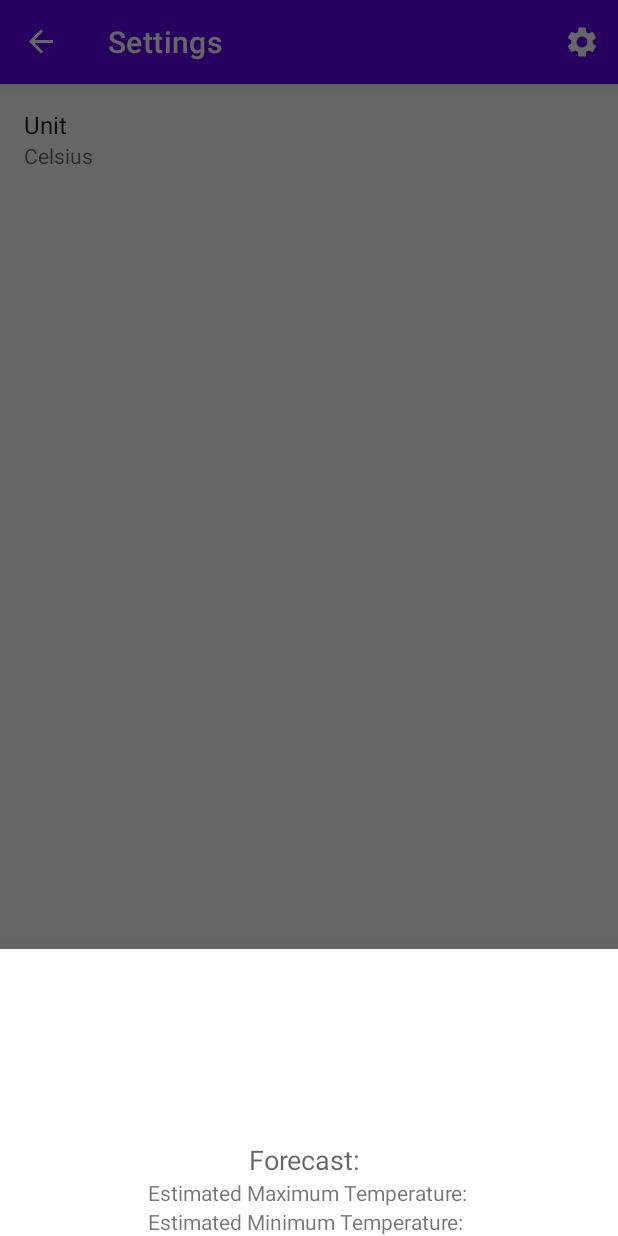
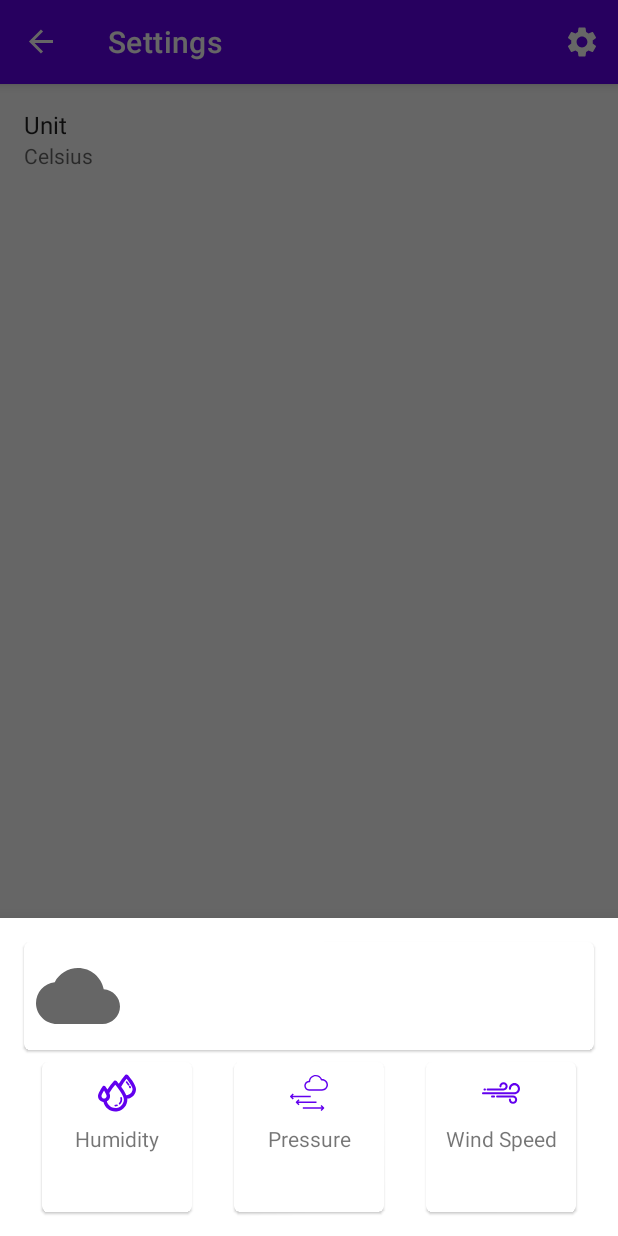
Before and after one commit to rhodeon/WeatherSage, an Android app: the fragment ForecastDetailsFragment placed in its activity, on a phone screen of 412 x 824 dp. Run offline under Robolectric (Android 15) with nearby library versions, the phone set to English and light mode, and no system bars; our stand-ins replace androidx.preference, navigation-ui; pictures from the network do not load; 5 statements that could not run were skipped.

Commit message:
Refactored daily forecast details view extensively.

```diff
--- a/app/src/main/java/com/rhodeon/weathersage/ui/weeklyforecastdetails/ForecastDetailsFragment.kt
+++ b/app/src/main/java/com/rhodeon/weathersage/ui/weeklyforecastdetails/ForecastDetailsFragment.kt
@@ -1,5 +1,6 @@
 package com.rhodeon.weathersage.ui.weeklyforecastdetails
 
+import android.app.Dialog
 import android.os.Bundle
 import android.view.*
 import androidx.core.view.isVisible
@@ -44,28 +45,32 @@ class ForecastDetailsFragment : BottomSheetDialogFragment() {
         super.onViewCreated(view, savedInstanceState)
         val viewStateObserver = Observer<ForecastDetailsViewState> {viewState ->
             // Update the UI
+            val tempView = binding.temperatureView
+            tempView.tempCard.isClickable = false
+
             val maxTemp: String =
                 formatTempOnDisplay(
                     viewState.maxTemp,
                     tempDisplaySettingManager.getPreferredUnit()
                 )
-            binding.maxTempDetails.append(maxTemp)
+            tempView.tempValue.append(maxTemp)
 
             val minTemp = formatTempOnDisplay(
                 viewState.minTemp,
                 tempDisplaySettingManager.getPreferredUnit()
             )
-            binding.minTempDetails.append(minTemp)
+            tempView.minTempValue.append(minTemp)
 
-            binding.tempDetailsDescription.append(viewState.tempDescription)
+            tempView.tempDescription.append(viewState.tempDescription)
 
             val iconId = viewState.iconId
-            binding.detailsIcon.load(
+            tempView.forecastIcon.load(
                 parseIconUrl(
                     iconId
                 )
             )
-            binding.detailsIcon.isVisible = true
+            tempView.forecastIcon.isVisible = true
+
         }
         viewModel.viewState.observe(viewLifecycleOwner, viewStateObserver)
     }
--- a/app/src/main/res/layout/daily_forecast_item.xml
+++ b/app/src/main/res/layout/daily_forecast_item.xml
@@ -1,5 +1,6 @@
 <?xml version="1.0" encoding="utf-8"?>
 <com.google.android.material.card.MaterialCardView
+    android:id="@+id/temp_card"
     xmlns:android="http://schemas.android.com/apk/res/android"
     xmlns:app="http://schemas.android.com/apk/res-auto"
     xmlns:tools="http://schemas.android.com/tools"
@@ -12,9 +13,7 @@
 
     <androidx.constraintlayout.widget.ConstraintLayout
         android:layout_width="match_parent"
-        android:layout_height="match_parent"
-        >
-
+        android:layout_height="match_parent" >
 
         <TextView
             android:id="@+id/temp_value"
--- a/app/src/main/res/layout/fragment_forecast_details.xml
+++ b/app/src/main/res/layout/fragment_forecast_details.xml
@@ -1,59 +1,172 @@
 <?xml version="1.0" encoding="utf-8"?>
-<androidx.constraintlayout.widget.ConstraintLayout xmlns:android="http://schemas.android.com/apk/res/android"
+<androidx.constraintlayout.widget.ConstraintLayout
+    xmlns:android="http://schemas.android.com/apk/res/android"
     xmlns:app="http://schemas.android.com/apk/res-auto"
     xmlns:tools="http://schemas.android.com/tools"
     android:layout_width="match_parent"
-    android:layout_height="match_parent"
+    android:layout_height="wrap_content"
     tools:context=".ui.weeklyforecastdetails.ForecastDetailsFragment">
 
+    <include
+        android:id="@+id/temperature_view"
+        layout="@layout/daily_forecast_item"
+        android:layout_width="0dp"
+        android:layout_height="wrap_content"
+
+        android:layout_marginStart="16dp"
+        android:layout_marginTop="16dp"
+        android:layout_marginEnd="16dp"
+        app:layout_constraintEnd_toEndOf="parent"
+        app:layout_constraintStart_toStartOf="parent"
+        app:layout_constraintTop_toTopOf="parent" />
+
+    <com.google.android.material.card.MaterialCardView
+        android:id="@+id/humidity_card"
+        android:layout_width="100dp"
+        android:layout_height="100dp"
+        android:visibility="visible"
+        app:layout_constraintBottom_toBottomOf="@+id/pressure_card"
+        app:layout_constraintEnd_toStartOf="@+id/pressure_card"
+        app:layout_constraintHorizontal_bias="0.5"
+        app:layout_constraintStart_toStartOf="parent"
+        app:layout_constraintTop_toTopOf="@+id/pressure_card"
+        tools:visibility="visible">
+
+        <androidx.constraintlayout.widget.ConstraintLayout
+            android:layout_width="match_parent"
+            android:layout_height="match_parent">
+
+            <ImageView
+                android:id="@+id/humidity_icon"
+                android:layout_width="25dp"
+                android:layout_height="25dp"
+                android:layout_marginTop="8dp"
+                android:src="@drawable/ic_humidity"
+                app:layout_constraintEnd_toEndOf="parent"
+                app:layout_constraintStart_toStartOf="parent"
+                app:layout_constraintTop_toTopOf="parent" />
+
             <TextView
-        android:id="@+id/max_temp_details"
+                android:id="@+id/humidity_header"
                 android:layout_width="wrap_content"
                 android:layout_height="wrap_content"
-        android:ellipsize="end"
-        android:maxLines="1"
-        android:text="@string/max_temp_prefix"
-        android:textAppearance="@style/TextAppearance.AppCompat.Small"
-        app:layout_constraintEnd_toEndOf="@+id/temp_details_description"
-        app:layout_constraintHorizontal_bias="0.495"
-        app:layout_constraintStart_toStartOf="@+id/temp_details_description"
-        app:layout_constraintTop_toBottomOf="@+id/temp_details_description"
-        tools:text="37°C" />
+                android:layout_marginStart="8dp"
+                android:layout_marginTop="8dp"
+                android:layout_marginEnd="8dp"
+                android:text="@string/humidity_header"
+                app:layout_constraintEnd_toEndOf="parent"
+                app:layout_constraintStart_toStartOf="parent"
+                app:layout_constraintTop_toBottomOf="@+id/humidity_icon" />
 
             <TextView
-        android:id="@+id/temp_details_description"
+                android:id="@+id/humidity_value"
                 android:layout_width="wrap_content"
                 android:layout_height="wrap_content"
-        android:text="@string/temp_details_prefix"
-        android:textAppearance="@style/TextAppearance.AppCompat.Medium"
-        app:layout_constraintEnd_toEndOf="@+id/details_icon"
-        app:layout_constraintHorizontal_bias="0.49"
-        app:layout_constraintStart_toStartOf="@+id/details_icon"
-        app:layout_constraintTop_toBottomOf="@+id/details_icon"
-        tools:text="Room Temperature" />
+                android:layout_marginTop="4dp"
+                app:layout_constraintEnd_toEndOf="parent"
+                app:layout_constraintStart_toStartOf="parent"
+                app:layout_constraintTop_toBottomOf="@+id/humidity_header"
+                tools:text="50" />
+        </androidx.constraintlayout.widget.ConstraintLayout>
+    </com.google.android.material.card.MaterialCardView>
+
+    <com.google.android.material.card.MaterialCardView
+        android:id="@+id/pressure_card"
+        android:layout_width="100dp"
+        android:layout_height="100dp"
+        android:layout_marginTop="8dp"
+        android:layout_marginBottom="16dp"
+        android:visibility="visible"
+        app:layout_constraintBottom_toBottomOf="parent"
+        app:layout_constraintEnd_toStartOf="@+id/wind_speed_card"
+        app:layout_constraintHorizontal_bias="0.5"
+        app:layout_constraintStart_toEndOf="@+id/humidity_card"
+        app:layout_constraintTop_toBottomOf="@+id/temperature_view"
+        tools:visibility="visible">
+
+        <androidx.constraintlayout.widget.ConstraintLayout
+            android:layout_width="match_parent"
+            android:layout_height="match_parent">
 
             <ImageView
-        android:id="@+id/details_icon"
+                android:id="@+id/pressure_icon"
+                android:layout_width="25dp"
+                android:layout_height="25dp"
+                android:layout_marginTop="8dp"
+                android:src="@drawable/ic_pressure"
+                app:layout_constraintEnd_toEndOf="parent"
+                app:layout_constraintStart_toStartOf="parent"
+                app:layout_constraintTop_toTopOf="parent" />
+
+            <TextView
+                android:id="@+id/pressure_header"
+                android:layout_width="wrap_content"
+                android:layout_height="wrap_content"
+                android:layout_marginTop="8dp"
+                android:text="@string/pressure_header"
+                app:layout_constraintEnd_toEndOf="parent"
+                app:layout_constraintStart_toStartOf="parent"
+                app:layout_constraintTop_toBottomOf="@+id/pressure_icon" />
+
+            <TextView
+                android:id="@+id/pressure_value"
+                android:layout_width="wrap_content"
+                android:layout_height="wrap_content"
+                android:layout_marginTop="4dp"
+                app:layout_constraintEnd_toEndOf="parent"
+                app:layout_constraintStart_toStartOf="parent"
+                app:layout_constraintTop_toBottomOf="@+id/pressure_header"
+                tools:text="50" />
+
+        </androidx.constraintlayout.widget.ConstraintLayout>
+    </com.google.android.material.card.MaterialCardView>
+
+    <com.google.android.material.card.MaterialCardView
+        android:id="@+id/wind_speed_card"
         android:layout_width="100dp"
         android:layout_height="100dp"
-        android:layout_marginTop="16dp"
-        android:src="@drawable/ic_baseline_cloud_24"
-        android:visibility="invisible"
-        app:layout_constraintBottom_toBottomOf="parent"
+        android:visibility="visible"
+        app:layout_constraintBottom_toBottomOf="@+id/pressure_card"
+        app:layout_constraintEnd_toEndOf="parent"
+        app:layout_constraintHorizontal_bias="0.5"
+        app:layout_constraintStart_toEndOf="@+id/pressure_card"
+        app:layout_constraintTop_toTopOf="@+id/pressure_card"
+        tools:visibility="visible">
+
+        <androidx.constraintlayout.widget.ConstraintLayout
+            android:layout_width="match_parent"
+            android:layout_height="match_parent">
+
+            <ImageView
+                android:id="@+id/wind_speed_icon"
+                android:layout_width="25dp"
+                android:layout_height="25dp"
+                android:layout_marginTop="8dp"
+                android:src="@drawable/ic_wind"
                 app:layout_constraintEnd_toEndOf="parent"
                 app:layout_constraintStart_toStartOf="parent"
-        app:layout_constraintTop_toTopOf="parent"
-        app:layout_constraintVertical_bias="0.157"
-        tools:visibility="visible"
-        tools:ignore="ContentDescription" />
+                app:layout_constraintTop_toTopOf="parent" />
 
             <TextView
-        android:id="@+id/min_temp_details"
+                android:id="@+id/wind_speed_header"
                 android:layout_width="wrap_content"
                 android:layout_height="wrap_content"
-        android:text="@string/min_temp_prefix"
-        app:layout_constraintEnd_toEndOf="@+id/temp_details_description"
-        app:layout_constraintStart_toStartOf="@+id/temp_details_description"
-        app:layout_constraintTop_toBottomOf="@+id/max_temp_details"
-        tools:text="20 C" />
+                android:layout_marginTop="8dp"
+                android:text="@string/wind_speed_header"
+                app:layout_constraintEnd_toEndOf="parent"
+                app:layout_constraintStart_toStartOf="parent"
+                app:layout_constraintTop_toBottomOf="@+id/wind_speed_icon" />
+
+            <TextView
+                android:id="@+id/wind_speed_value"
+                android:layout_width="wrap_content"
+                android:layout_height="wrap_content"
+                android:layout_marginTop="4dp"
+                app:layout_constraintEnd_toEndOf="parent"
+                app:layout_constraintStart_toStartOf="parent"
+                app:layout_constraintTop_toBottomOf="@+id/wind_speed_header"
+                tools:text="50" />
+
         </androidx.constraintlayout.widget.ConstraintLayout>
+    </com.google.android.material.card.MaterialCardView>
+</androidx.constraintlayout.widget.ConstraintLayout>
```
Lines whose indentation alone changed are shown as unchanged.
